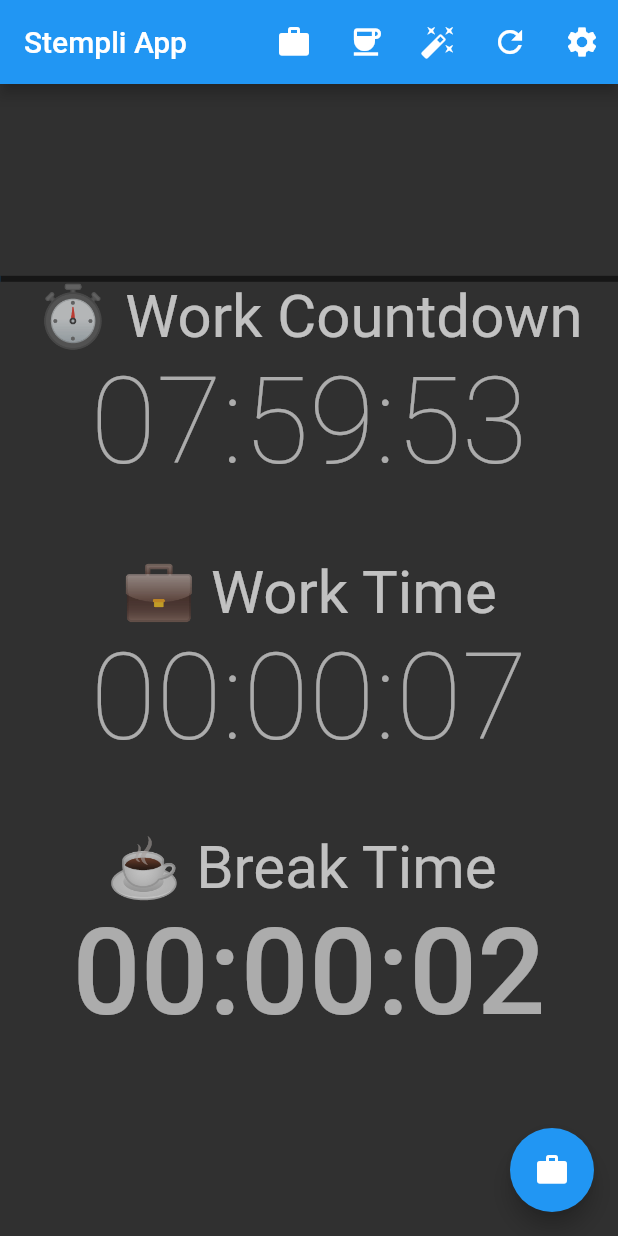
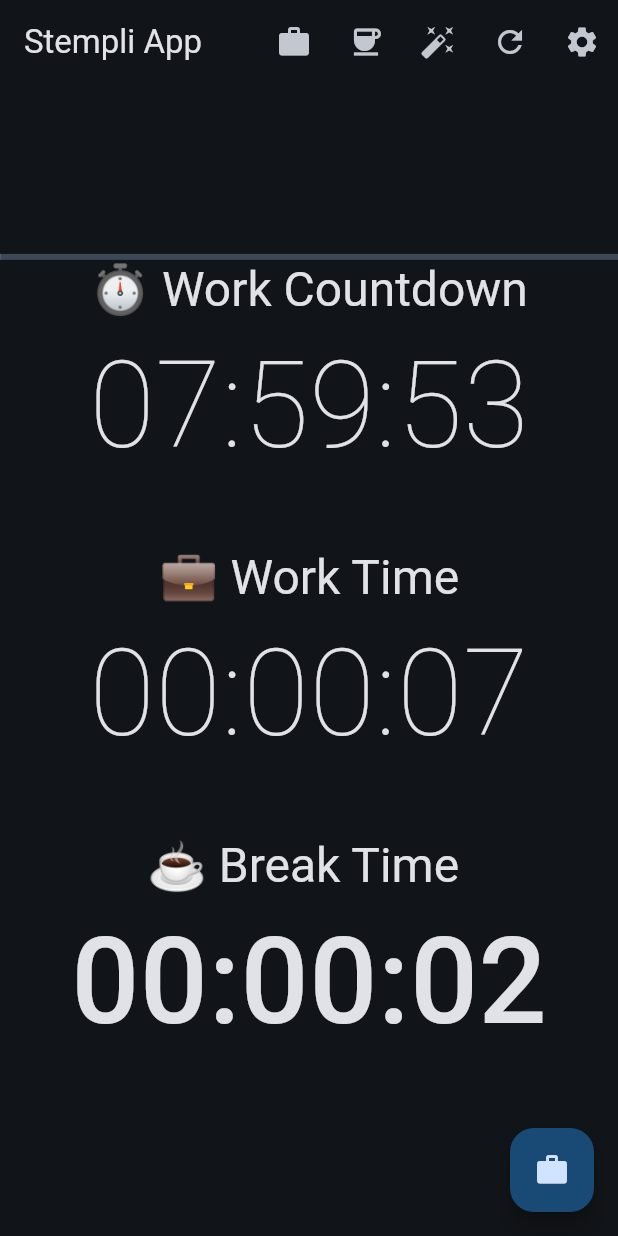
Before and after one commit to mirkoole/Stempli-Flutter-App, a Flutter app: the screen it shows after launch, after a tap on "⏱️ Work Countdown", on a phone screen of 412 x 824 dp. Run offline on Flutter 3.47's test engine with Material 2 defaults, Android fonts, the phone set to English and light mode, and no system bars; our stand-ins replace flutter_settings_screens, shared_preferences.

Commit message:
add Material Design 3

```diff
--- a/lib/main.dart
+++ b/lib/main.dart
@@ -1,18 +1,32 @@
+import 'package:flutter/foundation.dart';
 import 'package:flutter/material.dart';
 import 'package:flutter_settings_screens/flutter_settings_screens.dart';
+import 'package:flutter_localizations/flutter_localizations.dart';
+import 'package:provider/provider.dart';
 
+import 'themes/themes.dart';
 import 'screens/home.dart';
 import 'screens/settings.dart';
 
 void main() async {
   await Settings.init();
 
-  runApp(const StempliApp());
+  runApp(
+    ChangeNotifierProvider(
+      create: (context) => ThemeProvider(),
+      child: const StempliApp(),
+    ),
+  );
 }
 
-class StempliApp extends StatelessWidget {
+class StempliApp extends StatefulWidget {
   const StempliApp({super.key});
 
+  @override
+  State<StempliApp> createState() => _StempliAppState();
+}
+
+class _StempliAppState extends State<StempliApp> {
   @override
   Widget build(BuildContext context) {
     return MaterialApp(
@@ -22,38 +36,142 @@ class StempliApp extends StatelessWidget {
         '/': (context) => const HomeScreen(title: 'Stempli App'),
         '/settings': (context) => const CustomSettingsScreen(title: 'Settings'),
       },
-      themeMode: ThemeMode.dark,
-      theme: ThemeData(
-        colorScheme: const ColorScheme(
-          brightness: Brightness.light,
-          primary: Colors.blue,
-          onPrimary: Colors.white,
-          secondary: Colors.blue,
-          onSecondary: Colors.white,
-          background: Colors.grey,
-          onBackground: Colors.white70,
-          error: Colors.red,
-          onError: Colors.white,
-          surface: Colors.blue,
-          onSurface: Colors.white,
-        ),
-      ),
-      darkTheme: ThemeData(
-        colorScheme: const ColorScheme(
-          brightness: Brightness.dark,
-          primary: Colors.blue,
-          onPrimary: Colors.white,
-          secondary: Colors.blue,
-          onSecondary: Colors.white70,
-          background: Colors.black54,
-          onBackground: Colors.white70,
-          error: Colors.red,
-          onError: Colors.black87,
-          surface: Colors.blue,
-          onSurface: Colors.white,
-        ),
-        dividerColor: Colors.black12,
-      ),
+      onGenerateTitle: (context) => StempliLocalizations.of(context).title,
+      localizationsDelegates: const [
+        StempliLocalizationsDelegate(),
+        GlobalMaterialLocalizations.delegate,
+        GlobalWidgetsLocalizations.delegate,
+      ],
+      supportedLocales: const [
+        Locale('en', 'GB'),
+        Locale('de', 'DE'),
+      ],
+      theme: Styles.themeData(context.watch<ThemeProvider>().darkTheme,
+          context.watch<ThemeProvider>().colorTheme, context),
     );
   }
 }
+
+class StempliLocalizations {
+  StempliLocalizations(this.locale);
+
+  final Locale locale;
+
+  static StempliLocalizations of(BuildContext context) {
+    return Localizations.of<StempliLocalizations>(
+        context, StempliLocalizations)!;
+  }
+
+  static const _localizedValues = <String, Map<String, String>>{
+    'en': {
+      'title': 'Stempli App EN',
+      'work_countdown': 'Work Countdown',
+      'work_time': 'Work Time',
+      'break_time': 'Break Time',
+      'add_X_work': '',
+      'add_X_break': '',
+      'move_X_min': '',
+      'reset_timer': '',
+      'settings': 'Settings',
+      'business_settings': '',
+      'view_settings': '',
+      'weekly_work_hours': '',
+      'weekly_work_days': '',
+      'daily_work_time': '',
+      'adjust_timer_interval': '',
+      'show_seconds': '',
+      'show_countdown': '',
+      'language': '',
+      'day': '',
+      'days': '',
+      'minute': '',
+      'minutes': '',
+      'toggle_timer': '',
+    },
+    'de': {
+      'title': 'Stempli App DE',
+      'work_countdown': 'Arbeitsrunterzähli',
+      'work_time': 'Arbeitszeit',
+      'break_time': 'Pausenzeit',
+      'add_X_work': '',
+      'add_X_break': '',
+      'move_X_min': '',
+      'reset_timer': '',
+      'settings': 'Einstellungen',
+      'business_settings': '',
+      'view_settings': '',
+      'weekly_work_hours': '',
+      'weekly_work_days': '',
+      'daily_work_time': '',
+      'adjust_timer_interval': '',
+      'show_seconds': '',
+      'show_countdown': '',
+      'language': '',
+      'day': '',
+      'days': '',
+      'minute': '',
+      'minutes': '',
+      'toggle_timer': '',
+    },
+  };
+
+  static List<String> languages() => _localizedValues.keys.toList();
+
+  String get title {
+    return _localizedValues[locale.languageCode]!['title']!;
+  }
+
+  String get settings {
+    return _localizedValues[locale.languageCode]!['settings']!;
+  }
+}
+
+// #docregion Delegate
+class StempliLocalizationsDelegate
+    extends LocalizationsDelegate<StempliLocalizations> {
+  const StempliLocalizationsDelegate();
+
+  @override
+  bool isSupported(Locale locale) =>
+      StempliLocalizations.languages().contains(locale.languageCode);
+
+  @override
+  Future<StempliLocalizations> load(Locale locale) {
+    // Returning a SynchronousFuture here because an async "load" operation
+    // isn't needed to produce an instance of DemoLocalizations.
+    return SynchronousFuture<StempliLocalizations>(
+        StempliLocalizations(locale));
+  }
+
+  @override
+  bool shouldReload(StempliLocalizationsDelegate old) => false;
+}
+
+class ThemeProvider with ChangeNotifier {
+  bool _darkMode = Settings.getValue<bool>("darkMode", defaultValue: true)!;
+  int _colorTheme = Settings.getValue<int>("colorTheme", defaultValue: Colors.blue.value)!;
+
+  bool get darkTheme => _darkMode;
+
+  int get colorTheme => _colorTheme;
+
+  set darkTheme(bool value) {
+    _darkMode = value;
+    Settings.setValue("darkMode", value);
+    notifyListeners();
+  }
+
+  set colorTheme(int value) {
+    _colorTheme = value;
+    Settings.setValue("colorTheme", value);
+    notifyListeners();
+  }
+
+  void update(int value) {
+    colorTheme = value;
+  }
+
+  void toggle() {
+    darkTheme = !_darkMode;
+  }
+}
--- a/lib/screens/home.dart
+++ b/lib/screens/home.dart
@@ -186,7 +186,6 @@ class _HomeScreenState extends State<HomeScreen> {
           IconButton(
             icon: const Icon(
               Icons.work,
-              color: Colors.white,
             ),
             onPressed: _plusWorkTime,
             tooltip: "Add ${_adjustInterval ~/ 60} minutes to Work Time",
@@ -194,7 +193,6 @@ class _HomeScreenState extends State<HomeScreen> {
           IconButton(
             icon: const Icon(
               Icons.coffee,
-              color: Colors.white,
             ),
             onPressed: _plusBreakTime,
             tooltip: "Add ${_adjustInterval ~/ 60} minutes to Break Time",
@@ -202,7 +200,6 @@ class _HomeScreenState extends State<HomeScreen> {
           IconButton(
             icon: const Icon(
               Icons.auto_fix_high,
-              color: Colors.white,
             ),
             onPressed: _moveBreakToWorkTime,
             tooltip:
@@ -211,7 +208,6 @@ class _HomeScreenState extends State<HomeScreen> {
           IconButton(
             icon: const Icon(
               Icons.refresh,
-              color: Colors.white,
             ),
             onPressed: _resetTimer,
             tooltip: "Reset Timer",
@@ -219,7 +215,6 @@ class _HomeScreenState extends State<HomeScreen> {
           IconButton(
             icon: const Icon(
               Icons.settings,
-              color: Colors.white,
             ),
             onPressed: () => {Navigator.pushNamed(context, '/settings')},
             tooltip: "Settings",
@@ -255,7 +250,6 @@ class _HomeScreenState extends State<HomeScreen> {
                           Text(
                             _workCountdownTotalString,
                             style: const TextStyle(
-                              color: Colors.white60,
                               fontWeight: FontWeight.w100,
                               fontSize: 80,
                             ),
@@ -277,7 +271,6 @@ class _HomeScreenState extends State<HomeScreen> {
                     Text(
                       _workTimeTotalString,
                       style: TextStyle(
-                        color: Colors.white60,
                         fontWeight:
                             _working ? FontWeight.w500 : FontWeight.w100,
                         fontSize: 80,
@@ -299,7 +292,6 @@ class _HomeScreenState extends State<HomeScreen> {
                     Text(
                       _breakTimeTotalString,
                       style: TextStyle(
-                        color: Colors.white60,
                         fontWeight:
                             _working ? FontWeight.w100 : FontWeight.w500,
                         fontSize: 80,
@@ -316,7 +308,6 @@ class _HomeScreenState extends State<HomeScreen> {
       floatingActionButton: FloatingActionButton(
         onPressed: _toggleTimer,
         tooltip: 'Toggle Work and Break Timer',
-        foregroundColor: Colors.white,
         child: _working ? const Icon(Icons.coffee) : const Icon(Icons.work),
       ),
     );
--- a/lib/screens/settings.dart
+++ b/lib/screens/settings.dart
@@ -1,5 +1,7 @@
 import 'package:flutter/material.dart';
 import 'package:flutter_settings_screens/flutter_settings_screens.dart';
+import 'package:provider/provider.dart';
+import 'package:stempli_flutter/main.dart';
 
 import '../utils/datetime.dart';
 
@@ -128,21 +130,40 @@ class _CustomSettingsScreenState extends State<CustomSettingsScreen> {
               children: <Widget>[
                 SwitchSettingsTile(
                   defaultValue: true,
+                  settingKey: 'darkMode',
+                  title: 'Enable Dark Mode',
+                  leading: const Icon(Icons.dark_mode),
+                  onChange: (value) {
+                    context.read<ThemeProvider>().toggle();
+                  },
+                ),
+                ColorPickerSettingsTile(
+                  settingKey: 'colorThemeInt',
+                  title: 'Design Color',
+                  defaultValue: Colors.blue,
+                  leading: const Icon(Icons.color_lens),
+                  onChange: (value) {
+                    debugPrint('key-color-picker: ${value.value}');
+                    context.read<ThemeProvider>().update(value.value);
+                  },
+                ),
+                SwitchSettingsTile(
+                  defaultValue: true,
                   settingKey: 'showProgressbar',
                   title: 'Show Progressbar',
-                  leading: const Icon(Icons.horizontal_rule),
+                  leading: const Icon(Icons.linear_scale),
                 ),
                 SwitchSettingsTile(
                   defaultValue: true,
                   settingKey: 'showCountdown',
                   title: 'Show Countdown',
-                  leading: const Icon(Icons.timer),
+                  leading: const Icon(Icons.alarm),
                 ),
                 SwitchSettingsTile(
                   defaultValue: true,
                   settingKey: 'showSeconds',
                   title: 'Show Seconds',
-                  leading: const Icon(Icons.access_time_filled),
+                  leading: const Icon(Icons.timer_10),
                 ),
                 DropDownSettingsTile(
                     enabled: false,
--- /dev/null
+++ b/lib/themes/themes.dart
@@ -0,0 +1,13 @@
+import 'package:flutter/material.dart';
+
+class Styles {
+  static ThemeData themeData(bool isDarkMode, int seedColor, BuildContext context) {
+    return ThemeData(
+      useMaterial3: true,
+      colorScheme: ColorScheme.fromSeed(
+        seedColor: Color(seedColor),
+        brightness: isDarkMode ? Brightness.dark : Brightness.light,
+      ),
+    );
+  }
+}
```
